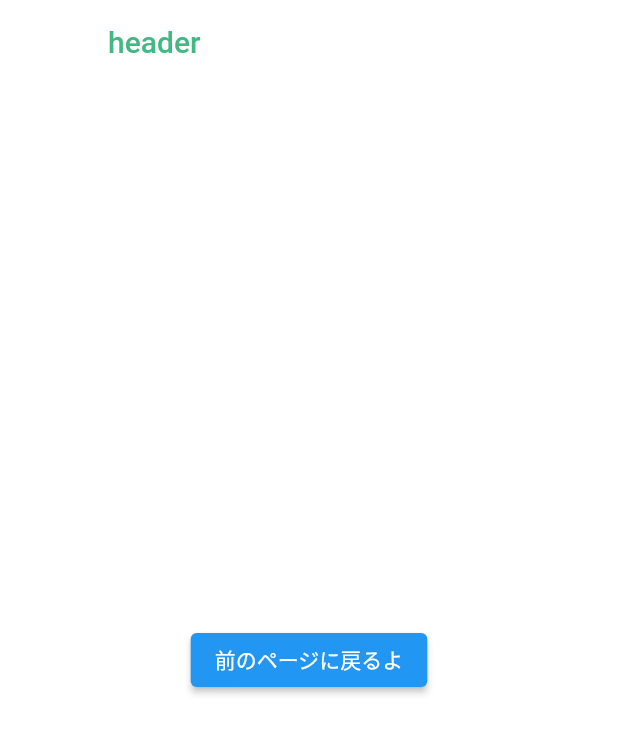
After one commit to yuto90/kinender_mobile, a Flutter app: the Detail screen opened directly, on a phone screen of 412 x 824 dp. The commit adds this screen. Shown: the top 734 px of the screen. Run offline on Flutter 3.47's test engine with Material 2 defaults, Android fonts, the phone set to English and light mode, and no system bars; our stand-ins replace table_calendar; network calls fail.

Commit message:
ListTileタップ時に画面遷移

```diff
--- /dev/null
+++ b/lib/detail/detail.dart
@@ -0,0 +1,29 @@
+import 'package:flutter/material.dart';
+import 'package:kinender_mobile/header/header.dart';
+import 'package:provider/provider.dart';
+import 'detail_model.dart';
+
+class Detail extends StatelessWidget {
+  @override
+  Widget build(BuildContext context) {
+    return ChangeNotifierProvider<DetailModel>(
+      create: (_) => DetailModel(),
+      child: Consumer<DetailModel>(
+        builder: (context, model, child) {
+          return Scaffold(
+            backgroundColor: Colors.white,
+            appBar: Header(),
+            body: Center(
+              child: ElevatedButton(
+                child: Text('前のページに戻るよ'),
+                onPressed: () {
+                  Navigator.pop(context);
+                },
+              ),
+            ),
+          );
+        },
+      ),
+    );
+  }
+}
--- /dev/null
+++ b/lib/detail/detail_model.dart
@@ -0,0 +1,3 @@
+import 'package:flutter/material.dart';
+
+class DetailModel extends ChangeNotifier {}
```
Also changed, not shown: lib/home/calender/calender.dart (+10 -0 lines).
